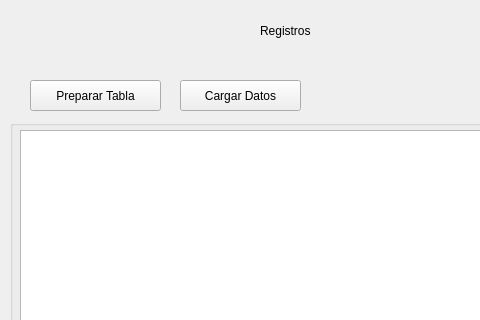
Old version of the form Sistema_de_Registro_de_Hotel/gui_index_registro.ui in the repository JeffersonFarCar/Sistema-de-Registro-de-Hotel; both pictures show x 0 to 480 and y 0 to 320 of the 627 by 408 pixel window.
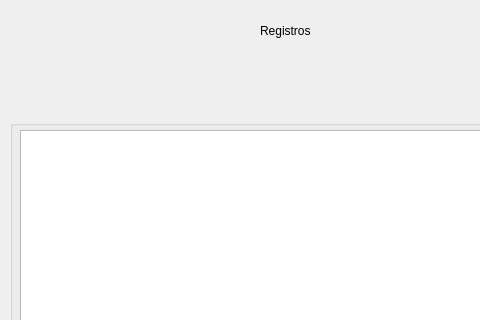
New version of the form. Icons and pictures are not drawn.

```diff
--- a/Sistema_de_Registro_de_Hotel/gui_index_registro.ui
+++ b/Sistema_de_Registro_de_Hotel/gui_index_registro.ui
@@ -148,38 +148,6 @@
     <string>Registros</string>
    </property>
   </widget>
-  <widget class="QPushButton" name="cargarTablaRegistro">
-   <property name="geometry">
-    <rect>
-     <x>30</x>
-     <y>80</y>
-     <width>131</width>
-     <height>31</height>
-    </rect>
-   </property>
-   <property name="styleSheet">
-    <string notr="true">font: 75 16pt &quot;Times New Roman&quot;;</string>
-   </property>
-   <property name="text">
-    <string>Preparar Tabla</string>
-   </property>
-  </widget>
-  <widget class="QPushButton" name="cargarDatoRegistro">
-   <property name="geometry">
-    <rect>
-     <x>180</x>
-     <y>80</y>
-     <width>121</width>
-     <height>31</height>
-    </rect>
-   </property>
-   <property name="styleSheet">
-    <string notr="true">font: 75 16pt &quot;Times New Roman&quot;;</string>
-   </property>
-   <property name="text">
-    <string>Cargar Datos</string>
-   </property>
-  </widget>
  </widget>
  <resources/>
  <connections/>
```
